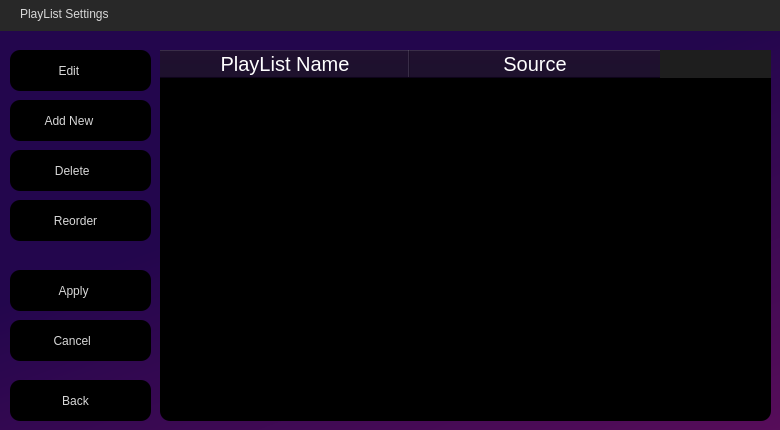
Old version of the form assets/PlayListSettings.ui in the repository ifreddyrod/SpyderPlayer.
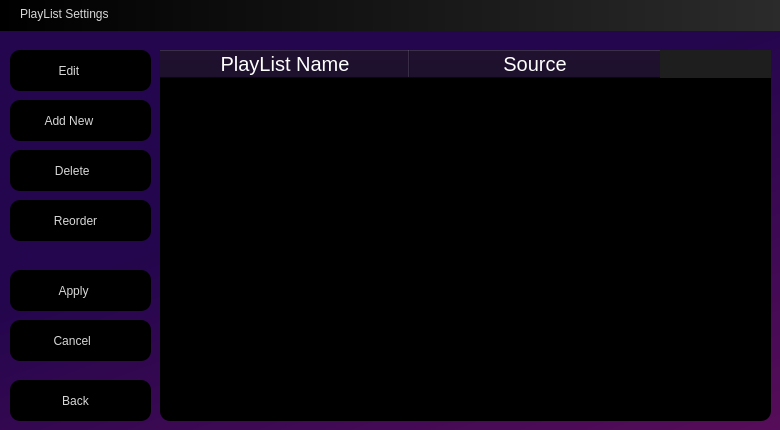
New version of the form. Icons and pictures are not drawn.

Commit message: - Fixed a bug with a stream with an invalid source not resetting correctly and retrying. - Modified the title bar of setting screens to use black to gray gradient.

Diff of the .ui file:
```diff
--- a/assets/PlayListSettings.ui
+++ b/assets/PlayListSettings.ui
@@ -74,7 +74,10 @@
     </rect>
    </property>
    <property name="styleSheet">
-    <string notr="true">background-color: rgb(40, 40, 40);</string>
+    <string notr="true">/*background-color: rgb(40, 40, 40);*/
+
+background-color: qlineargradient(spread:pad, x1:0, y1:0, x2:1, y2:0, stop:0 rgba(0, 0, 0, 255), stop:1 rgba(43, 43, 43, 255));
+</string>
    </property>
    <widget class="QLabel" name="Titlebar_label">
     <property name="geometry">
@@ -85,6 +88,9 @@
       <height>21</height>
      </rect>
     </property>
+    <property name="styleSheet">
+     <string notr="true">background-color: transparent;</string>
+    </property>
     <property name="text">
      <string>PlayList Settings</string>
     </property>
```
The commit also changes 8 other files.
